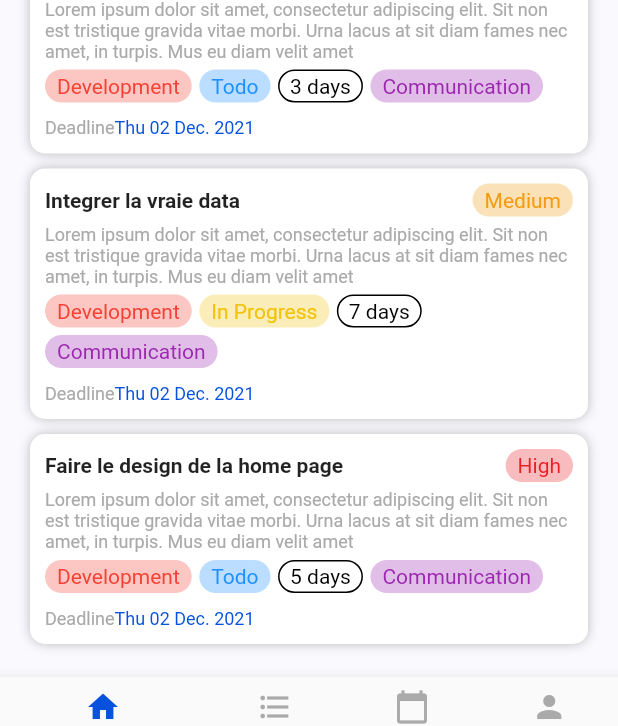
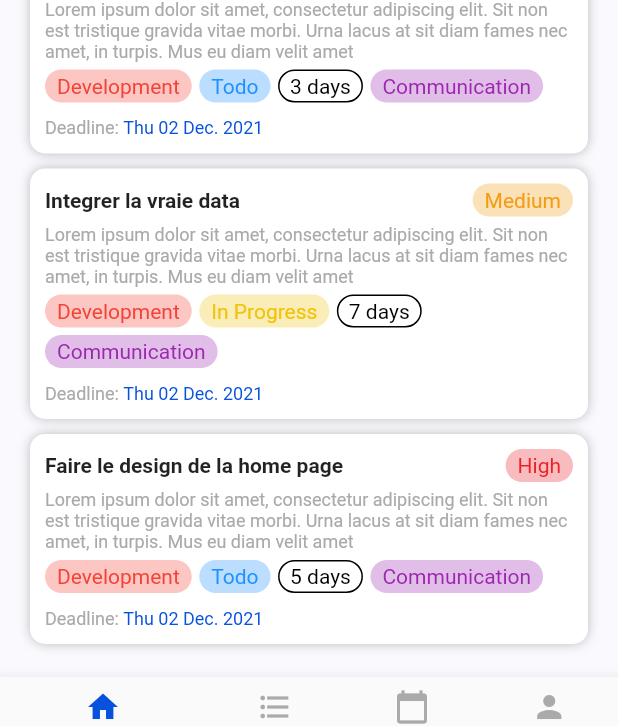
Before and after one commit to anthoninCL/Flutter-III-myCompany, a Flutter app: the screen it shows after launch, on a phone screen of 412 x 824 dp. Shown: the part 475-1201 px from the top of the screen. Run offline on Flutter 3.47's test engine with Material 2 defaults, Android fonts, the phone set to English and light mode, and no system bars; our stand-ins replace equatable.

Commit message:
fix: bad sentence format

```diff
--- a/mycompany/lib/src/presentation/widgets/task_card.dart
+++ b/mycompany/lib/src/presentation/widgets/task_card.dart
@@ -86,7 +86,7 @@ class TaskCard extends StatelessWidget {
           Row(
             mainAxisAlignment: MainAxisAlignment.start,
             children: [
-              Text("Deadline", style: TextStyle(color: AppColors.grey),),
+              Text("Deadline: ", style: TextStyle(color: AppColors.grey),),
               Text(DateFormat('EE dd MMM. yyyy').format(endDate), style: TextStyle(color: AppColors.primary),)
             ],
           )
```
